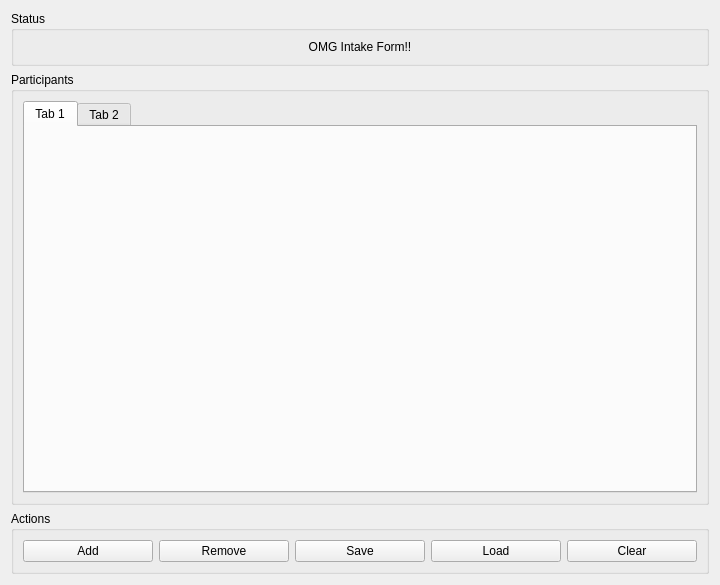
lansdon/cpts483_drc, file drc/gui/intakeform.ui: the form before one commit.
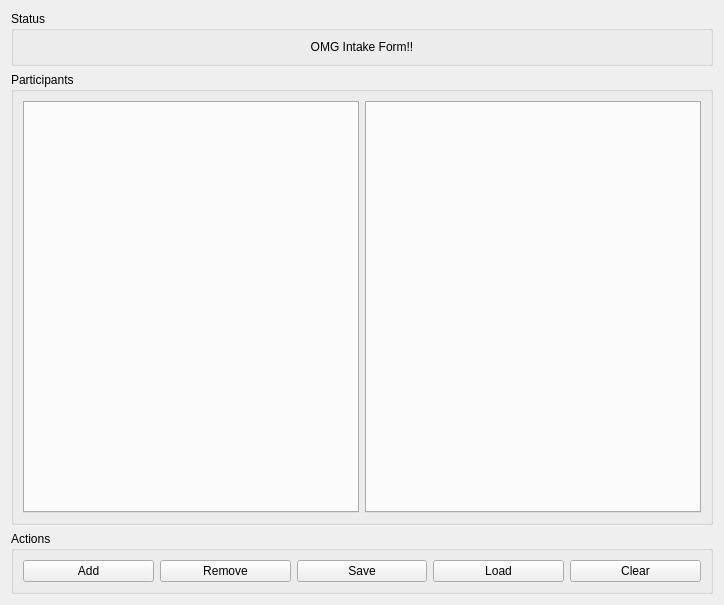
The form after the commit.

Commit message: mainParty added to intake

Diff of the .ui file:
```diff
--- a/drc/gui/intakeform.ui
+++ b/drc/gui/intakeform.ui
@@ -16,22 +16,47 @@
   <layout class="QGridLayout" name="gridLayout">
    <item row="1" column="0">
     <widget class="QGroupBox" name="groupBox_2">
+     <property name="minimumSize">
+      <size>
+       <width>702</width>
+       <height>453</height>
+      </size>
+     </property>
      <property name="title">
       <string>Participants</string>
      </property>
      <layout class="QGridLayout" name="gridLayout_3">
-      <item row="0" column="0">
-       <widget class="QTabWidget" name="tabWidget">
-        <widget class="QWidget" name="tab">
-         <attribute name="title">
-          <string>Tab 1</string>
-         </attribute>
-        </widget>
-        <widget class="QWidget" name="tab_2">
-         <attribute name="title">
-          <string>Tab 2</string>
-         </attribute>
-        </widget>
+      <item row="0" column="2">
+       <widget class="QTabWidget" name="OtherPartyTabWidget"/>
+      </item>
+      <item row="0" column="1">
+       <widget class="QTabWidget" name="mainPartyTabWidget">
+        <property name="sizePolicy">
+         <sizepolicy hsizetype="Expanding" vsizetype="Expanding">
+          <horstretch>0</horstretch>
+          <verstretch>0</verstretch>
+         </sizepolicy>
+        </property>
+        <property name="minimumSize">
+         <size>
+          <width>0</width>
+          <height>0</height>
+         </size>
+        </property>
+        <property name="font">
+         <font>
+          <kerning>true</kerning>
+         </font>
+        </property>
+        <property name="focusPolicy">
+         <enum>Qt::ClickFocus</enum>
+        </property>
+        <property name="layoutDirection">
+         <enum>Qt::LeftToRight</enum>
+        </property>
+        <property name="autoFillBackground">
+         <bool>false</bool>
+        </property>
        </widget>
       </item>
      </layout>
```
Left out of the diff: 7 changed lines with no effect on the pictures. The commit also changes 2 other files.
